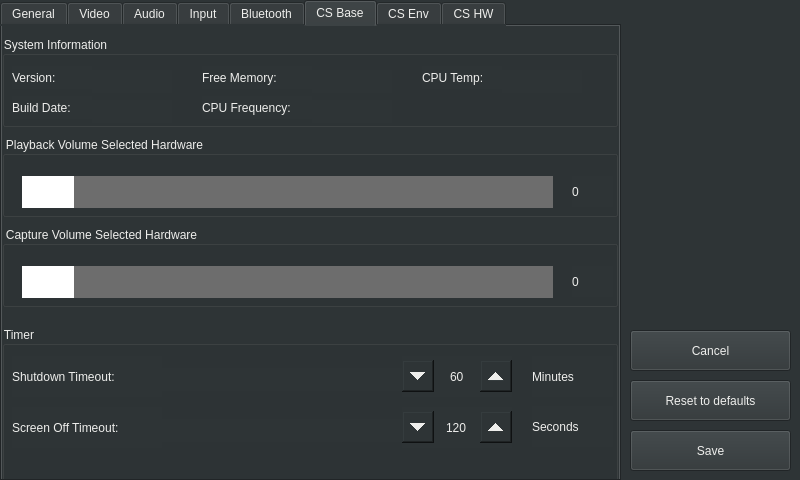
arash-rasouli/openauto, file src/autoapp/UI/settingswindow.ui: the form before one commit.
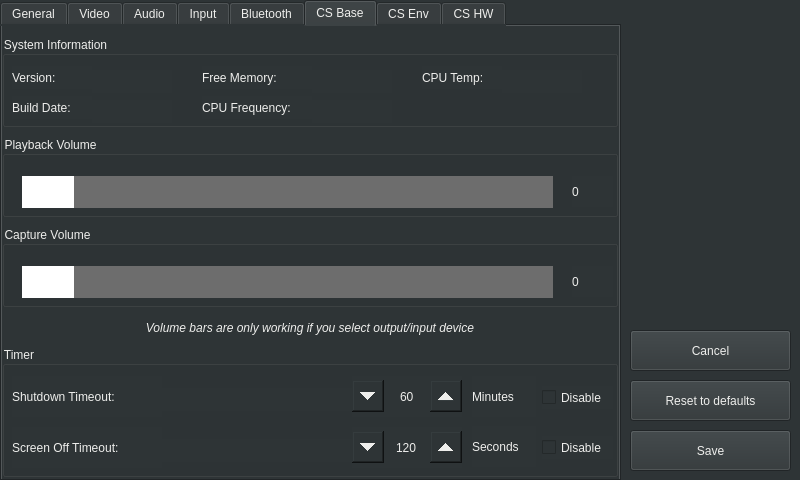
The form after the commit. The open tabs and pages were chosen to show the change. Icons and pictures are not drawn.

Commit message: Allow disable timers / include iqaudio

```diff
--- a/src/autoapp/UI/settingswindow.ui
+++ b/src/autoapp/UI/settingswindow.ui
@@ -1289,7 +1289,7 @@
       </rect>
      </property>
      <property name="title">
-      <string>Playback Volume Selected Hardware</string>
+      <string>Playback Volume</string>
      </property>
      <widget class="QLabel" name="labelSystemVolumeValue">
       <property name="geometry">
@@ -1335,7 +1335,7 @@
       </rect>
      </property>
      <property name="title">
-      <string>Capture Volume Selected Hardware</string>
+      <string>Capture Volume</string>
      </property>
      <widget class="QLabel" name="labelSystemCaptureValue">
       <property name="geometry">
@@ -1375,9 +1375,9 @@
      <property name="geometry">
       <rect>
        <x>0</x>
-       <y>300</y>
+       <y>320</y>
        <width>616</width>
-       <height>161</height>
+       <height>131</height>
       </rect>
      </property>
      <property name="title">
@@ -1399,9 +1399,9 @@
      <widget class="QLabel" name="valueShutdownTimer">
       <property name="geometry">
        <rect>
-        <x>160</x>
+        <x>150</x>
         <y>42</y>
-        <width>240</width>
+        <width>201</width>
         <height>23</height>
        </rect>
       </property>
@@ -1425,9 +1425,9 @@
      <widget class="QLabel" name="valueDisconnectTimer">
       <property name="geometry">
        <rect>
-        <x>160</x>
+        <x>150</x>
         <y>93</y>
-        <width>240</width>
+        <width>201</width>
         <height>23</height>
        </rect>
       </property>
@@ -1438,7 +1438,7 @@
      <widget class="QSpinBox" name="spinBoxDisconnect">
       <property name="geometry">
        <rect>
-        <x>400</x>
+        <x>350</x>
         <y>81</y>
         <width>110</width>
         <height>41</height>
@@ -1473,7 +1473,7 @@
      <widget class="QSpinBox" name="spinBoxShutdown">
       <property name="geometry">
        <rect>
-        <x>400</x>
+        <x>350</x>
         <y>30</y>
         <width>110</width>
         <height>41</height>
@@ -1511,9 +1511,9 @@
      <widget class="QLabel" name="labelMinutes">
       <property name="geometry">
        <rect>
-        <x>530</x>
+        <x>470</x>
         <y>30</y>
-        <width>81</width>
+        <width>64</width>
         <height>41</height>
        </rect>
       </property>
@@ -1524,9 +1524,9 @@
      <widget class="QLabel" name="labelSeconds">
       <property name="geometry">
        <rect>
-        <x>530</x>
+        <x>470</x>
         <y>80</y>
-        <width>81</width>
+        <width>64</width>
         <height>41</height>
        </rect>
       </property>
@@ -1534,6 +1534,69 @@
        <string>Seconds</string>
       </property>
      </widget>
+     <widget class="QCheckBox" name="checkBoxDisableShutdown">
+      <property name="geometry">
+       <rect>
+        <x>540</x>
+        <y>40</y>
+        <width>71</width>
+        <height>23</height>
+       </rect>
+      </property>
+      <property name="text">
+       <string>Disable</string>
+      </property>
+     </widget>
+     <widget class="QCheckBox" name="checkBoxDisableScreenOff">
+      <property name="geometry">
+       <rect>
+        <x>540</x>
+        <y>90</y>
+        <width>71</width>
+        <height>23</height>
+       </rect>
+      </property>
+      <property name="text">
+       <string>Disable</string>
+      </property>
+     </widget>
+    </widget>
+    <widget class="QLabel" name="labelDayNightNote_2">
+     <property name="geometry">
+      <rect>
+       <x>0</x>
+       <y>290</y>
+       <width>616</width>
+       <height>23</height>
+      </rect>
+     </property>
+     <property name="font">
+      <font>
+       <italic>true</italic>
+      </font>
+     </property>
+     <property name="text">
+      <string>Volume bars are only working if you select output/input device</string>
+     </property>
+     <property name="alignment">
+      <set>Qt::AlignCenter</set>
+     </property>
+     <property name="wordWrap">
+      <bool>true</bool>
+     </property>
+    </widget>
+    <widget class="QLabel" name="labelBluetoothAddressFormatInfoIcon_4">
+     <property name="geometry">
+      <rect>
+       <x>80</x>
+       <y>286</y>
+       <width>21</width>
+       <height>31</height>
+      </rect>
+     </property>
+     <property name="text">
+      <string>&lt;html&gt;&lt;head/&gt;&lt;body&gt;&lt;p&gt;&lt;img src=&quot;:/ico_info.png&quot;/&gt;&lt;/p&gt;&lt;/body&gt;&lt;/html&gt;</string>
+     </property>
     </widget>
    </widget>
    <widget class="QWidget" name="tabGPIO">
```
Left out of the diff: 96 changed lines with no effect on the pictures. The commit also changes 1 other file.
